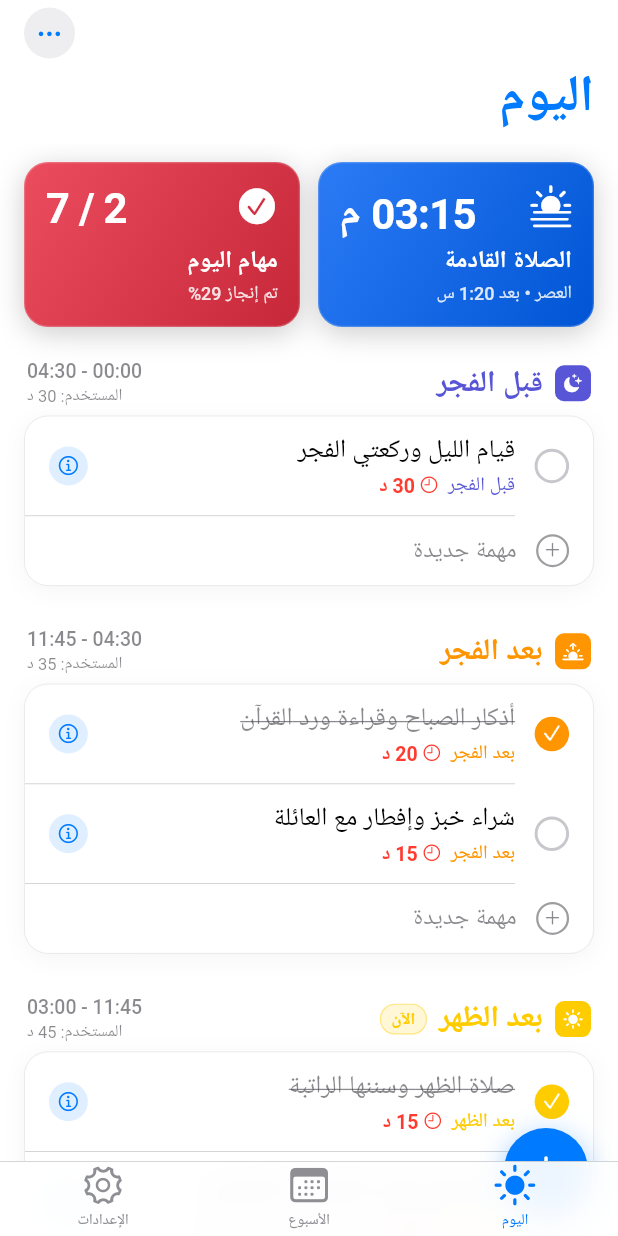
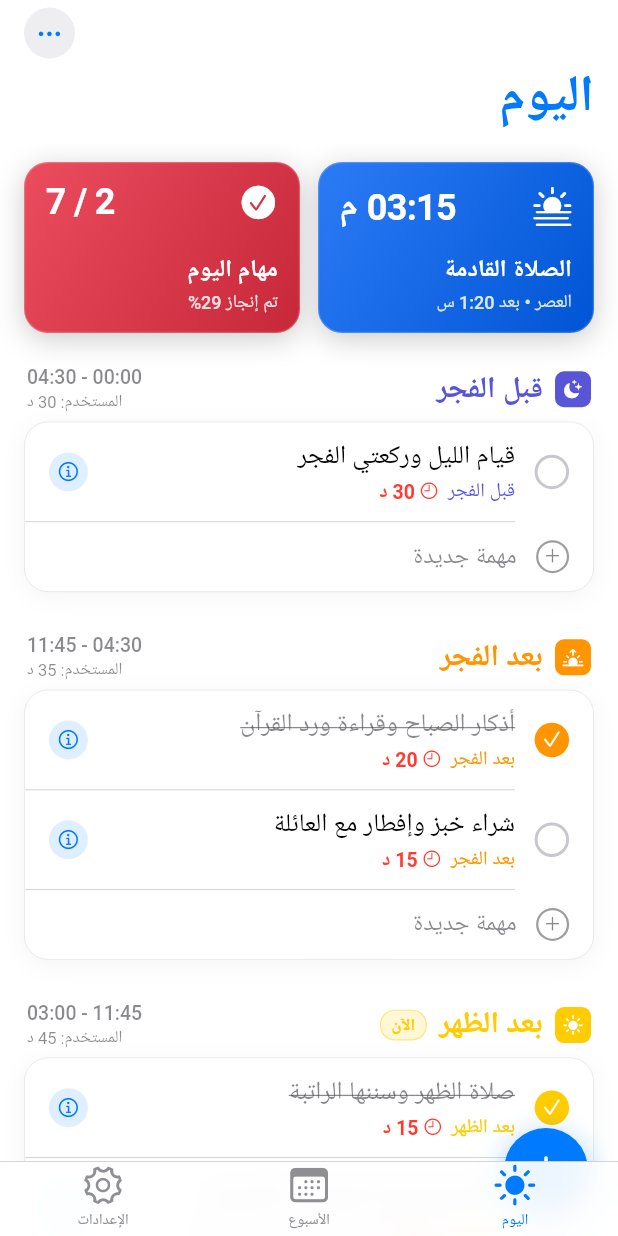
Before and after one commit to ajyahia/dayaround, a Flutter app: the screen it shows after launch, on a phone screen of 412 x 824 dp. Run offline on Flutter 3.47's test engine with Material 3 defaults, Android fonts, the phone set to English and light mode, and no system bars; our stand-ins replace flutter_riverpod, google_fonts, shared_preferences.

Commit message:
Fix SummaryCard overflow with IntrinsicHeight and minHeight constraints

```diff
--- a/lib/core/widgets/summary_card.dart
+++ b/lib/core/widgets/summary_card.dart
@@ -24,8 +24,8 @@ class SummaryCard extends StatelessWidget {
       onTap: onTap,
       behavior: HitTestBehavior.opaque,
       child: Container(
-        height: 110,
-        padding: const EdgeInsets.all(14),
+        constraints: const BoxConstraints(minHeight: 114),
+        padding: const EdgeInsets.symmetric(horizontal: 14, vertical: 12),
         decoration: BoxDecoration(
           gradient: gradient,
           borderRadius: BorderRadius.circular(16),
@@ -48,17 +48,17 @@ class SummaryCard extends StatelessWidget {
             // Top Row: Icon on start, big bold number on end
             Row(
               mainAxisAlignment: MainAxisAlignment.spaceBetween,
-              crossAxisAlignment: CrossAxisAlignment.start,
+              crossAxisAlignment: CrossAxisAlignment.center,
               children: [
                 Icon(
                   icon,
-                  size: 28,
+                  size: 26,
                   color: CupertinoColors.white,
                 ),
                 Text(
                   value,
                   style: const TextStyle(
-                    fontSize: 28,
+                    fontSize: 24,
                     fontWeight: FontWeight.bold,
                     color: CupertinoColors.white,
                     letterSpacing: -0.5,
@@ -66,6 +66,7 @@ class SummaryCard extends StatelessWidget {
                 ),
               ],
             ),
+            const SizedBox(height: 10),
 
             // Bottom Labels
             Column(
--- a/lib/features/today/presentation/today_screen.dart
+++ b/lib/features/today/presentation/today_screen.dart
@@ -195,7 +195,9 @@ class _TodayScreenState extends State<TodayScreen> {
               SliverToBoxAdapter(
                 child: Padding(
                   padding: const EdgeInsets.fromLTRB(16, 12, 16, 16),
+                  child: IntrinsicHeight(
                     child: Row(
+                      crossAxisAlignment: CrossAxisAlignment.stretch,
                       children: [
                         // Card 1: Next Prayer (Apple Cobalt Blue gradient)
                         Expanded(
@@ -232,6 +234,7 @@ class _TodayScreenState extends State<TodayScreen> {
                           ),
                         ),
                       ],
+                    ),
                   ),
                 ),
               ),
```
Lines whose indentation alone changed are shown as unchanged.
